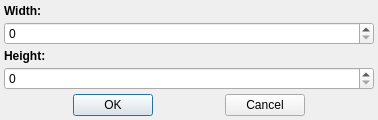
First picture: the form in src/property/dialogs/resizedialog.ui, repository Gris87/ObjectController, before the edit.
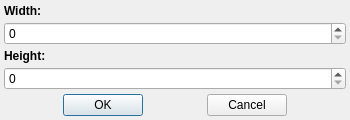
Second picture: the form after the edit.

```diff
--- a/src/property/dialogs/resizedialog.ui
+++ b/src/property/dialogs/resizedialog.ui
@@ -6,8 +6,8 @@
    <rect>
     <x>0</x>
     <y>0</y>
-    <width>378</width>
-    <height>119</height>
+    <width>350</width>
+    <height>115</height>
    </rect>
   </property>
   <property name="windowTitle">
@@ -60,19 +60,6 @@
      </property>
     </widget>
    </item>
-   <item>
-    <spacer name="verticalSpacer">
-     <property name="orientation">
-      <enum>Qt::Vertical</enum>
-     </property>
-     <property name="sizeHint" stdset="0">
-      <size>
-       <width>20</width>
-       <height>0</height>
-      </size>
-     </property>
-    </spacer>
-   </item>
    <item>
     <layout class="QHBoxLayout" name="horizontalLayout">
      <property name="spacing">
```
